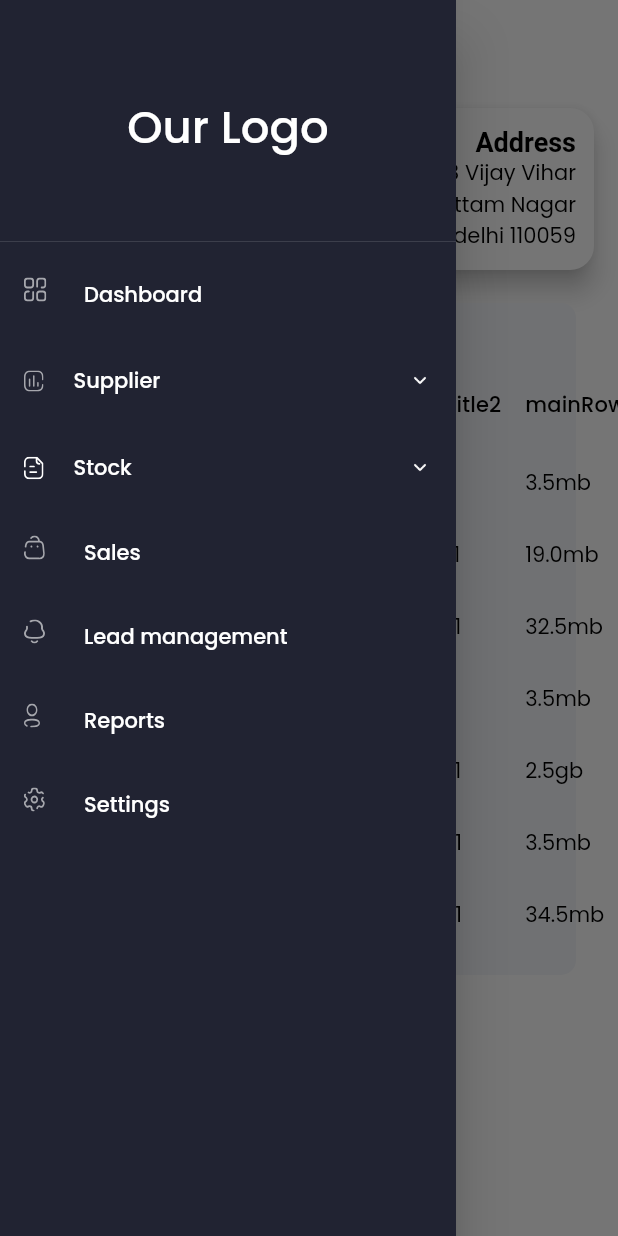
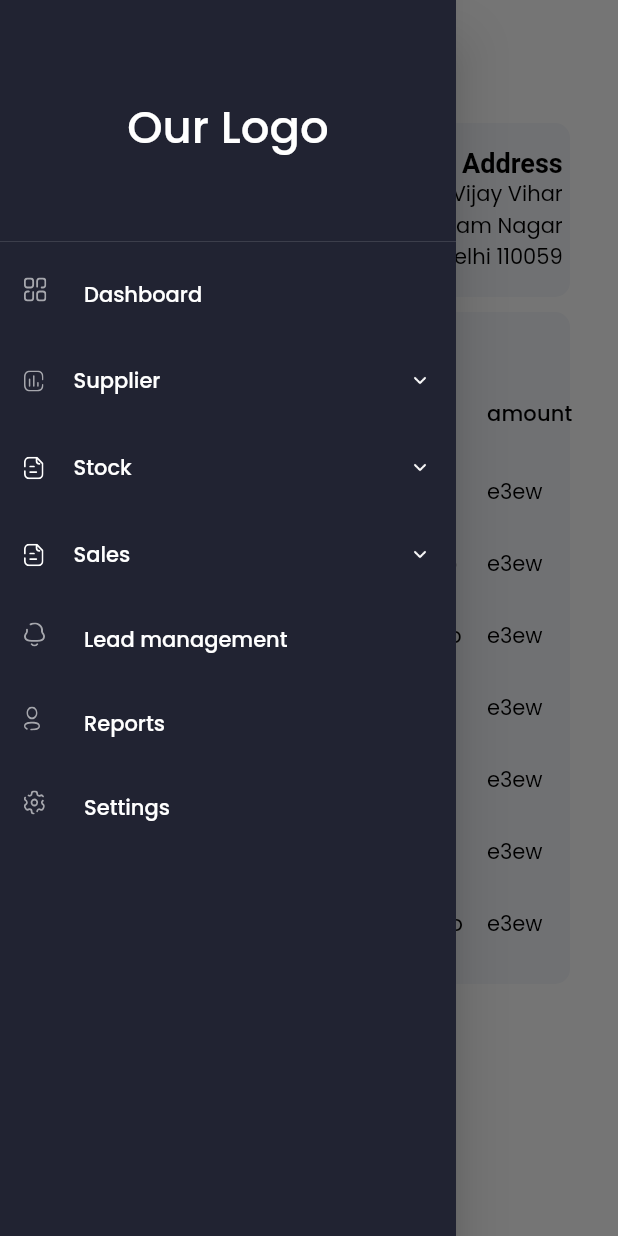
Before and after one commit to thisissaurabh/stockmanagement, a Flutter app: the AddSupplierScreen screen opened directly, with the side drawer open, on a phone screen of 412 x 824 dp. Run offline on Flutter 3.47's test engine with Material 2 defaults, Android fonts, the phone set to English and light mode, and no system bars; our stand-ins replace fl_chart, flutter_svg, google_fonts; project files that could hold a hidden picture were left out.

Commit message:
first commit 22-11-2023

```diff
--- a/lib/main.dart
+++ b/lib/main.dart
@@ -8,6 +8,8 @@ void main() {
 }
 
 class MyApp extends StatelessWidget {
+  const MyApp({super.key});
+
   @override
   Widget build(BuildContext context) {
     return MaterialApp(
--- a/lib/models/RecentFile.dart
+++ b/lib/models/RecentFile.dart
@@ -47,4 +47,40 @@ List demoRecentFiles = [
     date: "25-02-2021",
     size: "34.5mb",
   ),
+  RecentFile(
+    icon: "assets/icons/excel_file.svg",
+    title: "Excel File",
+    date: "25-02-2021",
+    size: "34.5mb",
+  ),
+  RecentFile(
+    icon: "assets/icons/excel_file.svg",
+    title: "Excel File",
+    date: "25-02-2021",
+    size: "34.5mb",
+  ),
+  RecentFile(
+    icon: "assets/icons/excel_file.svg",
+    title: "Excel File",
+    date: "25-02-2021",
+    size: "34.5mb",
+  ),
+  RecentFile(
+    icon: "assets/icons/excel_file.svg",
+    title: "Excel File",
+    date: "25-02-2021",
+    size: "34.5mb",
+  ),
+  RecentFile(
+    icon: "assets/icons/excel_file.svg",
+    title: "Excel File",
+    date: "25-02-2021",
+    size: "34.5mb",
+  ),
+  RecentFile(
+    icon: "assets/icons/excel_file.svg",
+    title: "Excel File",
+    date: "25-02-2021",
+    size: "34.5mb",
+  ),
 ];
--- a/lib/screens/main/components/side_menu.dart
+++ b/lib/screens/main/components/side_menu.dart
@@ -3,13 +3,27 @@ import 'package:flutter_svg/flutter_svg.dart';
 import 'package:provider/provider.dart';
 import 'package:spyco_shop_management/constants/colors.dart';
 import 'package:spyco_shop_management/controllers/MenuAppController.dart';
+import 'package:spyco_shop_management/sales/customers.dart';
 import 'package:spyco_shop_management/screens/main/main_screen.dart';
 import 'package:spyco_shop_management/screens/supplier/add_supplier.dart';
 
-class SideMenu extends StatelessWidget {
+class SideMenu extends StatefulWidget {
   const SideMenu({
     Key? key,
   }) : super(key: key);
+
+  @override
+  State<SideMenu> createState() => _SideMenuState();
+}
+
+class _SideMenuState extends State<SideMenu> {
+  bool _isMenuOpen = false;
+
+  void toggleMenu() {
+    setState(() {
+      _isMenuOpen = !_isMenuOpen;
+    });
+  }
 
   @override
   Widget build(BuildContext context) {
@@ -109,11 +123,45 @@ class SideMenu extends StatelessWidget {
               ],
             ),
           ),
-          DrawerListTile(
-            title: "Sales",
-            svgSrc: "assets/icons/menu_store.svg",
-            press: () {},
+          DropDownMenu(
+            title: 'Sales',
+            leadingImage: 'assets/icons/menu_doc.svg',
+            child: Column(
+              children: [
+                CustomListTile(
+                  press: () {},
+                  title: "Invoice",
+                ),
+                CustomListTile(
+                  press: () {
+                    Navigator.push(
+                      context,
+                      MaterialPageRoute(
+                        builder: (context) => MultiProvider(
+                          providers: [
+                            ChangeNotifierProvider(
+                              create: (context) => MenuAppController(),
+                            ),
+                          ],
+                          child: CustomersScreen(),
+                        ),
+                      ),
+                    );
+                  },
+                  title: "Customers",
+                ),
+                CustomListTile(
+                  press: () {},
+                  title: "Category 3",
+                )
+              ],
+            ),
           ),
+          // DrawerListTile(
+          //   title: "Sales",
+          //   svgSrc: "assets/icons/menu_store.svg",
+          //   press: () {},
+          // ),
           DrawerListTile(
             title: "Lead management",
             svgSrc: "assets/icons/menu_notification.svg",
--- a/lib/screens/supplier/add_supplier.dart
+++ b/lib/screens/supplier/add_supplier.dart
@@ -129,46 +129,46 @@ class _AddSupplierState extends State<AddSupplier> {
 
   List demoRecentFiles = [
     MainRecentFileRequires(
-      icon: "assets/icons/xd_file.svg",
       title: "XD File",
       date: "01-03-2021",
       size: "3.5mb",
+      amount: "e3ew",
     ),
     MainRecentFileRequires(
-      icon: "assets/icons/Figma_file.svg",
       title: "Figma File",
       date: "27-02-2021",
       size: "19.0mb",
+      amount: "e3ew",
     ),
     MainRecentFileRequires(
-      icon: "assets/icons/doc_file.svg",
       title: "Document",
       date: "23-02-2021",
       size: "32.5mb",
+      amount: "e3ew",
     ),
     MainRecentFileRequires(
-      icon: "assets/icons/sound_file.svg",
       title: "Sound File",
       date: "21-02-2021",
       size: "3.5mb",
+      amount: "e3ew",
     ),
     MainRecentFileRequires(
-      icon: "assets/icons/media_file.svg",
       title: "Media File",
       date: "23-02-2021",
       size: "2.5gb",
+      amount: "e3ew",
     ),
     MainRecentFileRequires(
-      icon: "assets/icons/pdf_file.svg",
       title: "Sales PDF",
       date: "25-02-2021",
       size: "3.5mb",
+      amount: "e3ew",
     ),
     MainRecentFileRequires(
-      icon: "assets/icons/excel_file.svg",
       title: "Excel File",
       date: "25-02-2021",
       size: "34.5mb",
+      amount: "e3ew",
     ),
   ];
 
@@ -179,11 +179,15 @@ class _AddSupplierState extends State<AddSupplier> {
       backgroundColor: Colors.white,
       body: SafeArea(
         child: SingleChildScrollView(
+          primary: false,
           padding: EdgeInsets.all(defaultPadding),
           child: Column(
             children: [
               Header(
                 title: 'Add Supplier',
+              ),
+              SizedBox(
+                height: 10,
               ),
               Row(
                 crossAxisAlignment: CrossAxisAlignment.start,
@@ -191,15 +195,20 @@ class _AddSupplierState extends State<AddSupplier> {
                   // We want this side menu only for large screen
                   if (Responsive.isDesktop(context))
                     Expanded(
-                      child: Material(
-                        elevation: 7,
-                        borderRadius: BorderRadius.circular(20),
-                        child: Padding(
-                          padding: const EdgeInsets.all(8.0),
+                      child: ElevatedBgCard(
+                        radius: 0,
+                        child: SizedBox(
+                          height: MediaQuery.sizeOf(context).height,
                           child: Column(
                             crossAxisAlignment: CrossAxisAlignment.start,
                             children: [
-                              Row(
+                              Padding(
+                                padding: const EdgeInsets.only(
+                                  left: 16,
+                                  right: 16,
+                                  top: 16,
+                                ),
+                                child: Row(
                                   mainAxisAlignment:
                                       MainAxisAlignment.spaceBetween,
                                   children: [
@@ -211,6 +220,7 @@ class _AddSupplierState extends State<AddSupplier> {
                                       press: () {},
                                     )
                                   ],
+                                ),
                               ),
                               SizedBox(
                                 height: 10,
@@ -234,15 +244,24 @@ class _AddSupplierState extends State<AddSupplier> {
                                                   0.40) // Change the background color of the selected item
                                               : secondaryColor,
                                           child: Padding(
-                                            padding:
-                                                const EdgeInsets.only(top: 8),
+                                            padding: const EdgeInsets.only(
+                                                top: 8,
+                                                left: 16,
+                                                right: 16,
+                                                bottom: 8),
                                             child: Row(
                                                 crossAxisAlignment:
                                                     CrossAxisAlignment.start,
                                                 children: [
-                                                  Text(customerName[i]),
                                                   Text(
-                                                      "\u20B9${billingPrice[i]}"),
+                                                    customerName[i],
+                                                    style: nameSlimText,
+                                                  ),
+                                                  Spacer(),
+                                                  Text(
+                                                    "\u20B9${billingPrice[i]}",
+                                                    style: nameSlimText,
+                                                  ),
                                                 ]),
                                           ),
                                         ),
@@ -259,18 +278,18 @@ class _AddSupplierState extends State<AddSupplier> {
                         ),
                       ),
                     ),
-                  SizedBox(
-                    width: 10,
-                  ),
+                  // SizedBox(
+                  //   width: 10,
+                  // ),
                   Expanded(
                       // It takes 5/6 part of the screen
                       flex: 3,
+                      child: Padding(
+                        padding: const EdgeInsets.symmetric(horizontal: 16.0),
                         child: Column(
                           children: [
                             ElevatedBgCard(
-                            radius: 16,
-                            child: Padding(
-                              padding: const EdgeInsets.all(12.0),
+                              radius: 16.0,
                               child: Column(
                                 crossAxisAlignment: CrossAxisAlignment.start,
                                 mainAxisAlignment: MainAxisAlignment.start,
@@ -359,23 +378,23 @@ class _AddSupplierState extends State<AddSupplier> {
                                 ],
                               ),
                             ),
-                          ),
                             SizedBox(
                               height: 10,
                             ),
-                          Padding(
-                            padding: const EdgeInsets.all(12.0),
-                            child: Column(
+                            Column(
                               crossAxisAlignment: CrossAxisAlignment.start,
                               mainAxisAlignment: MainAxisAlignment.start,
                               children: [
-                                Column(
+                                SizedBox(
+                                  height: MediaQuery.sizeOf(context).height,
+                                  child: Column(
                                     children: [
                                       MainRecentFiles(
-                                      mainTitle: '',
-                                      mainRowTitle1: '',
-                                      mainRowTitle2: 'mainRowTitle2',
-                                      mainRowTitle3: 'mainRowTitle3',
+                                        mainTitle: 'Recent Transactions',
+                                        mainRowTitle1: 'Item',
+                                        mainRowTitle2: 'Quantity',
+                                        mainRowTitle3: 'Date',
+                                        mainRowTitle4: 'amount',
                                         rows: List.generate(
                                           demoRecentFiles.length,
                                           (index) => mainRecentFileDataRow(
@@ -383,6 +402,7 @@ class _AddSupplierState extends State<AddSupplier> {
                                         ),
                                       )
                                     ],
+                                  ),
                                 )
 
                                 // Text(
@@ -407,8 +427,8 @@ class _AddSupplierState extends State<AddSupplier> {
                                 // ),
                               ],
                             ),
+                          ],
                         ),
-                        ],
                       )),
                 ],
               ),
--- a/lib/widgets/cards.dart
+++ b/lib/widgets/cards.dart
@@ -21,16 +21,22 @@ class CustomBgCard extends StatelessWidget {
 }
 
 class ElevatedBgCard extends StatelessWidget {
-  const ElevatedBgCard({super.key, required this.child, required this.radius});
+  const ElevatedBgCard({
+    super.key,
+    required this.child,
+    required this.radius,
+  });
   final Widget child;
   final double radius;
 
   @override
   Widget build(BuildContext context) {
-    return Material(
-      elevation: 7,
-      color: Colors.white,
-      borderRadius: BorderRadius.circular(radius),
+    return Container(
+      padding: EdgeInsets.all(radius),
+      decoration: BoxDecoration(
+        color: secondaryColor,
+        borderRadius: const BorderRadius.all(Radius.circular(10)),
+      ),
       child: child,
     );
   }
--- a/lib/widgets/main_recent_widget.dart
+++ b/lib/widgets/main_recent_widget.dart
@@ -1,5 +1,5 @@
 import 'package:flutter/material.dart';
-import 'package:flutter_svg/svg.dart';
+
 import 'package:spyco_shop_management/constants/colors.dart';
 
 class MainRecentFiles extends StatelessWidget {
@@ -7,6 +7,7 @@ class MainRecentFiles extends StatelessWidget {
   final String mainRowTitle1;
   final String mainRowTitle2;
   final String mainRowTitle3;
+  final String mainRowTitle4;
   final List<DataRow> rows;
 
   const MainRecentFiles({
@@ -16,6 +17,7 @@ class MainRecentFiles extends StatelessWidget {
     required this.mainRowTitle2,
     required this.mainRowTitle3,
     required this.rows,
+    required this.mainRowTitle4,
   }) : super(key: key);
 
   @override
@@ -48,6 +50,9 @@ class MainRecentFiles extends StatelessWidget {
                   DataColumn(
                     label: Text(mainRowTitle3),
                   ),
+                  DataColumn(
+                    label: Text(mainRowTitle4),
+                  ),
                 ],
                 rows: rows),
           ),
@@ -61,28 +66,23 @@ DataRow mainRecentFileDataRow(MainRecentFileRequires fileInfo) {
   return DataRow(
     cells: [
       DataCell(
-        Row(
-          children: [
-            SvgPicture.asset(
-              fileInfo.icon!,
-              height: 30,
-              width: 30,
-            ),
-            Padding(
-              padding: const EdgeInsets.symmetric(horizontal: defaultPadding),
-              child: Text(fileInfo.title!),
-            ),
-          ],
-        ),
+        Text(fileInfo.title!),
       ),
       DataCell(Text(fileInfo.date!)),
       DataCell(Text(fileInfo.size!)),
+      DataCell(Text(fileInfo.amount!)),
     ],
   );
 }
 
 class MainRecentFileRequires {
-  final String? icon, title, date, size;
+  final String? icon, title, date, size, amount;
 
-  MainRecentFileRequires({this.icon, this.title, this.date, this.size});
+  MainRecentFileRequires({
+    this.icon,
+    this.title,
+    this.date,
+    this.size,
+    this.amount,
+  });
 }
--- a/pubspec.yaml
+++ b/pubspec.yaml
@@ -41,6 +41,7 @@ dependencies:
   fl_chart: ^0.64.0
   provider: ^6.0.5
   split_view: ^3.2.1
+
 
 dev_dependencies:
   flutter_test:
```
Also changed, not shown: lib/constants/textstyle.dart (+45 -3 lines), lib/screens/dashboard/dashboard_screen.dart (+74 -23 lines), lib/widgets/global_widgets.dart (+13 -1 lines). Lines whose indentation alone changed are shown as unchanged.
